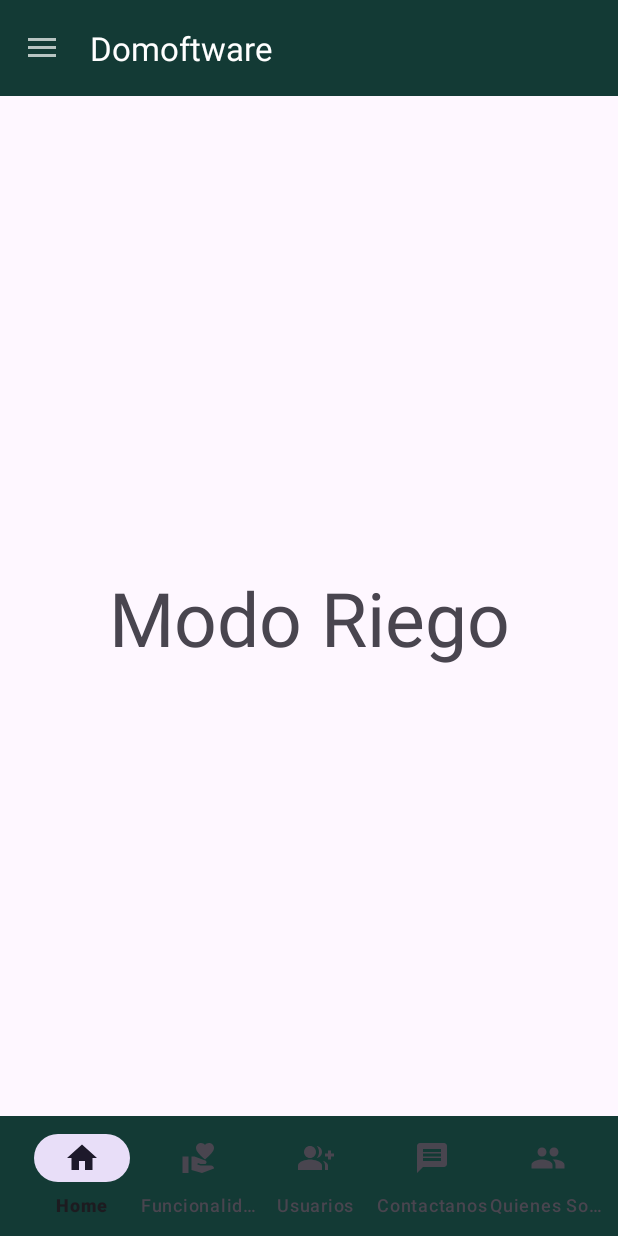
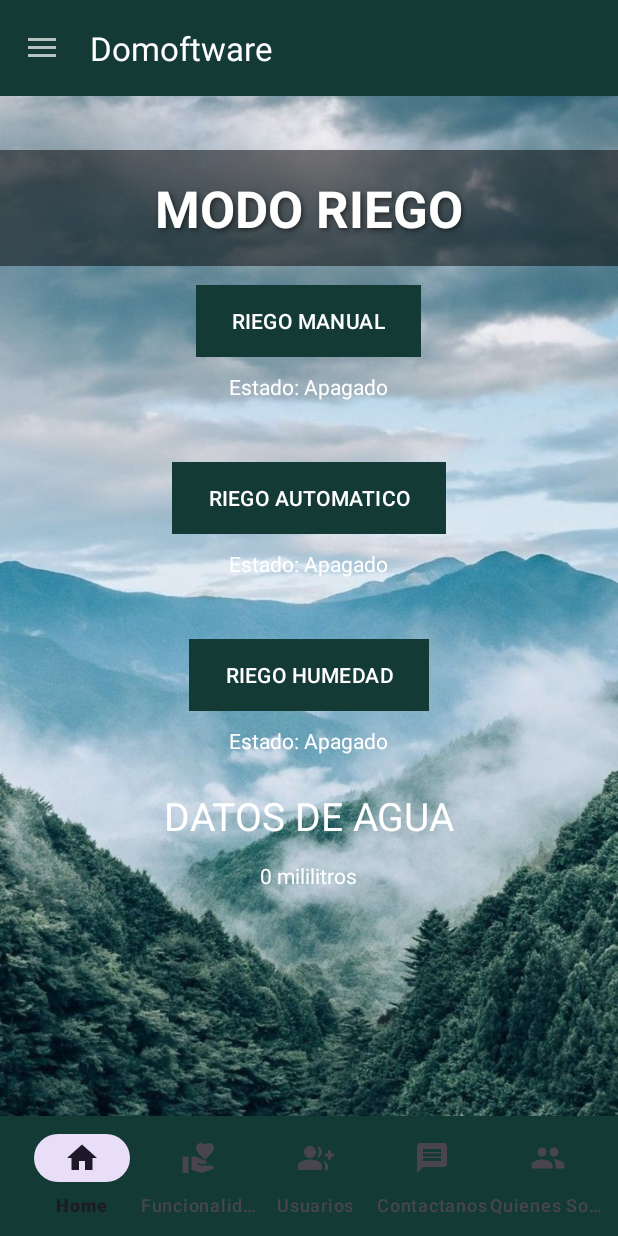
Before and after one commit to Andress276/Domo, an Android app: the fragment MriegoFragment placed in its activity, on a phone screen of 412 x 824 dp. Run offline under Robolectric (Android 15) with nearby library versions, the light colour scheme and no system bars.

Commit message:
Hola mundo

```diff
--- a/app/src/main/res/layout/fragment_mriego.xml
+++ b/app/src/main/res/layout/fragment_mriego.xml
@@ -1,16 +1,114 @@
 <?xml version="1.0" encoding="utf-8"?>
-<FrameLayout xmlns:android="http://schemas.android.com/apk/res/android"
+<RelativeLayout xmlns:android="http://schemas.android.com/apk/res/android"
     xmlns:tools="http://schemas.android.com/tools"
     android:layout_width="match_parent"
     android:layout_height="match_parent"
+    android:background="@drawable/fondo"
     tools:context=".MriegoFragment">
 
-    <!-- TODO: Update blank fragment layout -->
+    <!-- Título "MODO RIEGO" -->
     <TextView
         android:layout_width="match_parent"
-        android:layout_height="match_parent"
-        android:text="Modo Riego"
-        android:textSize="50dp"
-        android:gravity="center"/>
+        android:layout_height="wrap_content"
+        android:text="MODO RIEGO"
+        android:textSize="34sp"
+        android:textStyle="bold"
+        android:gravity="center"
+        android:textColor="@android:color/white"
+        android:layout_marginTop="100dp"
+        android:fontFamily="@font/my_custom_font"
+        android:shadowColor="#80000000"
+        android:shadowDx="2"
+        android:shadowDy="2"
+        android:shadowRadius="4"
+        android:background="#80000000"
+        android:padding="16dp"/>
 
-</FrameLayout>
+    <!-- Botón 1 -->
+    <Button
+        android:id="@+id/btnBoton1"
+        android:layout_width="wrap_content"
+        android:layout_height="wrap_content"
+        android:layout_centerHorizontal="true"
+        android:layout_marginTop="190dp"
+        android:background="#3498db"
+        android:text="RIEGO MANUAL"
+        android:textColor="@android:color/white" />
+
+    <!-- Texto encima de Botón 1 -->
+    <TextView
+        android:id="@+id/textViewEstadoBoton1"
+        android:layout_width="wrap_content"
+        android:layout_height="wrap_content"
+        android:text="Estado: Apagado"
+        android:textColor="@android:color/white"
+        android:layout_below="@id/btnBoton1"
+        android:layout_centerHorizontal="true"
+        android:layout_marginTop="10dp"/>
+
+    <!-- Botón 2 -->
+    <Button
+        android:id="@+id/btnBoton2"
+        android:layout_width="wrap_content"
+        android:layout_height="wrap_content"
+        android:text="RIEGO AUTOMATICO"
+        android:textColor="@android:color/white"
+        android:background="#2ecc71"
+        android:layout_below="@id/btnBoton1"
+        android:layout_centerHorizontal="true"
+        android:layout_marginTop="70dp"/>
+
+    <!-- Texto encima de Botón 2 -->
+    <TextView
+        android:id="@+id/textViewEstadoBoton2"
+        android:layout_width="wrap_content"
+        android:layout_height="wrap_content"
+        android:text="Estado: Apagado"
+        android:textColor="@android:color/white"
+        android:layout_below="@id/btnBoton2"
+        android:layout_centerHorizontal="true"
+        android:layout_marginTop="10dp"/>
+
+    <!-- Botón 3 -->
+    <Button
+        android:id="@+id/btnBoton3"
+        android:layout_width="wrap_content"
+        android:layout_height="wrap_content"
+        android:text="RIEGO HUMEDAD"
+        android:textColor="@android:color/white"
+        android:background="#e74c3c"
+        android:layout_below="@id/btnBoton2"
+        android:layout_centerHorizontal="true"
+        android:layout_marginTop="70dp"/>
+
+    <!-- Texto encima de Botón 3 -->
+    <TextView
+        android:id="@+id/textViewEstadoBoton3"
+        android:layout_width="wrap_content"
+        android:layout_height="wrap_content"
+        android:text="Estado: Apagado"
+        android:textColor="@android:color/white"
+        android:layout_below="@id/btnBoton3"
+        android:layout_centerHorizontal="true"
+        android:layout_marginTop="10dp"/>
+
+
+    <TextView
+        android:layout_width="wrap_content"
+        android:layout_height="wrap_content"
+        android:text="DATOS DE AGUA"
+        android:textColor="@android:color/white"
+        android:layout_below="@id/btnBoton2"
+        android:layout_centerHorizontal="true"
+        android:layout_marginTop="170dp"
+        android:textSize="26dp"/>
+
+    <TextView
+        android:layout_width="wrap_content"
+        android:layout_height="wrap_content"
+        android:text="0 mililitros"
+        android:textColor="@android:color/white"
+        android:layout_below="@id/btnBoton3"
+        android:layout_centerHorizontal="true"
+        android:layout_marginTop="100dp"/>
+</RelativeLayout>
```
